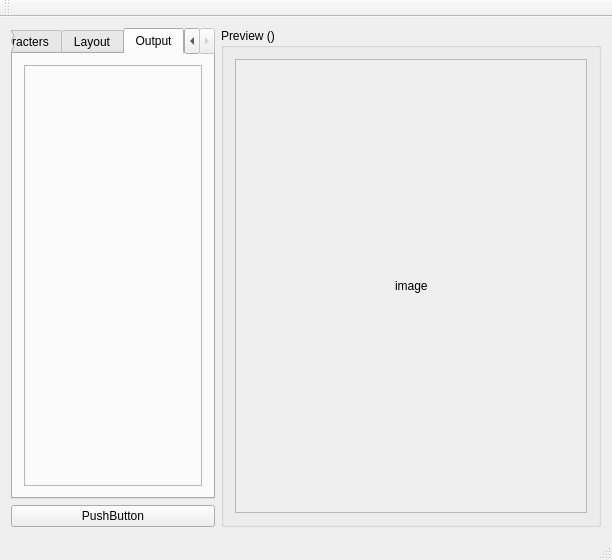
Qt form fontbuilder.ui (andryblack/fontbuilder) before a commit.
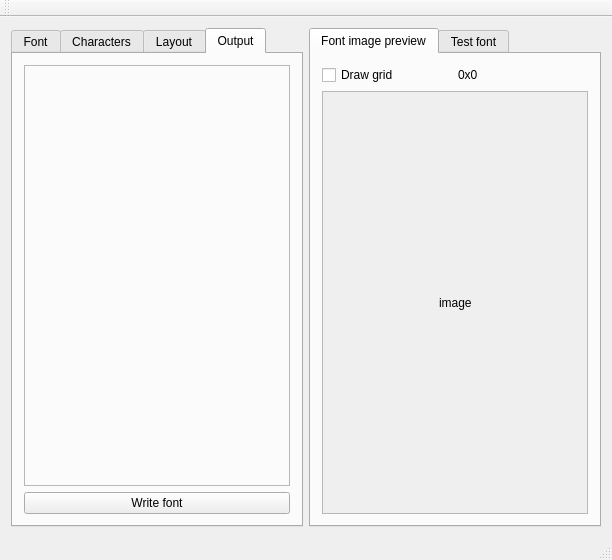
The same form after that commit. The open tabs and pages were chosen to show the change. Custom widgets are drawn as their Qt base class.

Commit message: * ui improvements + save image + test font tab

```diff
--- a/fontbuilder.ui
+++ b/fontbuilder.ui
@@ -18,16 +18,17 @@
    <locale language="English" country="UnitedStates"/>
   </property>
   <widget class="QWidget" name="centralWidget">
-   <layout class="QHBoxLayout" name="horizontalLayout" stretch="0,5">
+   <layout class="QHBoxLayout" name="horizontalLayout" stretch="0,0,0">
     <item>
-     <layout class="QVBoxLayout" name="verticalLayout">
+     <layout class="QVBoxLayout" name="verticalLayout"/>
+    </item>
       <item>
        <widget class="QTabWidget" name="tabWidget">
         <property name="locale">
          <locale language="English" country="UnitedStates"/>
         </property>
         <property name="currentIndex">
-         <number>0</number>
+       <number>3</number>
         </property>
         <widget class="QWidget" name="tab_Font">
          <attribute name="title">
@@ -171,29 +172,28 @@
             </property>
            </widget>
           </item>
-         </layout>
-        </widget>
-       </widget>
-      </item>
       <item>
-       <widget class="QPushButton" name="pushButton">
+         <widget class="QPushButton" name="pushButtonWriteFont">
         <property name="text">
-         <string>PushButton</string>
-        </property>
-        <property name="flat">
-         <bool>false</bool>
+           <string>Write font</string>
         </property>
        </widget>
       </item>
      </layout>
+      </widget>
+     </widget>
     </item>
     <item>
-     <widget class="QGroupBox" name="groupBoxPreview">
-      <property name="title">
-       <string>Preview ()</string>
+     <widget class="QTabWidget" name="tabWidget_2">
+      <property name="currentIndex">
+       <number>0</number>
       </property>
-      <layout class="QVBoxLayout" name="verticalLayout_6">
-       <item>
+      <widget class="QWidget" name="tab_Preview">
+       <attribute name="title">
+        <string>Font image preview</string>
+       </attribute>
+       <layout class="QGridLayout" name="gridLayout_2">
+        <item row="3" column="0" colspan="2">
         <widget class="QScrollArea" name="scrollArea">
          <property name="widgetResizable">
           <bool>true</bool>
@@ -203,8 +203,8 @@
            <rect>
             <x>0</x>
             <y>0</y>
-            <width>245</width>
-            <height>440</height>
+             <width>223</width>
+             <height>395</height>
            </rect>
           </property>
           <layout class="QGridLayout" name="gridLayout">
@@ -280,7 +280,27 @@
          </widget>
         </widget>
        </item>
-      </layout>
+        <item row="1" column="0">
+         <widget class="QCheckBox" name="checkBoxDrawGrid">
+          <property name="text">
+           <string>Draw grid</string>
+          </property>
+         </widget>
+        </item>
+        <item row="1" column="1">
+         <widget class="QLabel" name="label_ImageSize">
+          <property name="text">
+           <string>0x0</string>
+          </property>
+         </widget>
+        </item>
+       </layout>
+      </widget>
+      <widget class="QWidget" name="tab_TestFont">
+       <attribute name="title">
+        <string>Test font</string>
+       </attribute>
+      </widget>
      </widget>
     </item>
    </layout>
```
Lines whose indentation alone changed are shown as unchanged. The commit also changes 14 other files.
